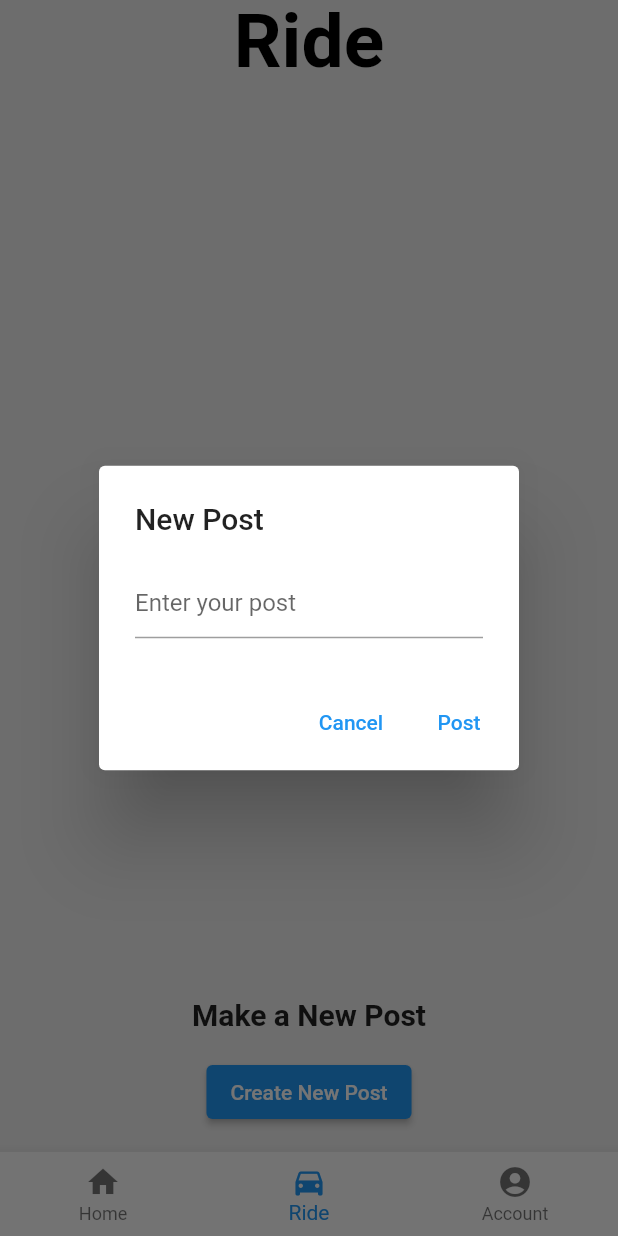
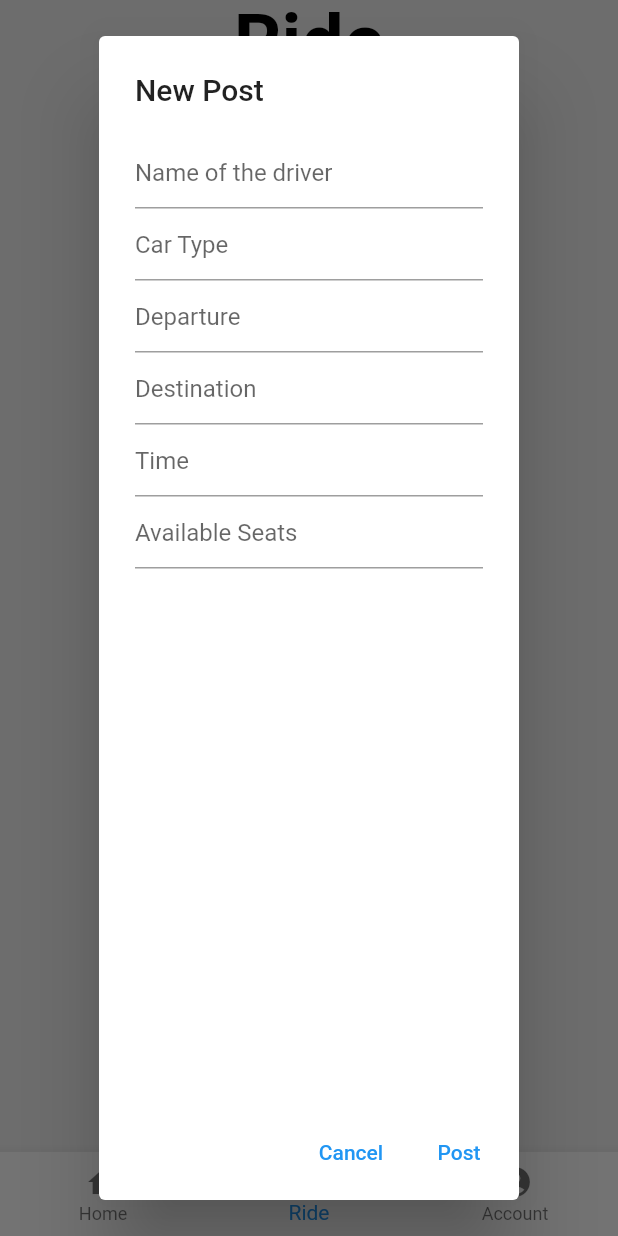
Before and after one commit to SiGMobileUIUC/car_pool_app, a Flutter app: the screen it shows after launch, item 2 of the bottom bar chosen, after a tap on "Create New Post", on a phone screen of 412 x 824 dp. Run offline on Flutter 3.47's test engine with Material 2 defaults, Android fonts, the phone set to English and light mode, and no system bars; our stand-ins replace firebase_auth, firebase_core, image_picker; accounts and stored records are empty.

Commit message:
class creation

```diff
--- /dev/null
+++ b/car_pool_app/lib/CarPoolPostClass.dart
@@ -0,0 +1,18 @@
+class CarPoolPost {
+    final String driverName;
+    final String carType;
+    final String departure;
+    final String destination;
+    final String time;
+    final int availableSeats;
+
+  CarPoolPost({
+    required this.driverName,
+    required this.carType,
+    required this.departure,
+    required this.destination,
+    required this.time,
+    required this.availableSeats,
+  });
+
+}
--- a/car_pool_app/lib/screens/ride.dart
+++ b/car_pool_app/lib/screens/ride.dart
@@ -3,6 +3,7 @@ import 'package:flutter/material.dart';
 //import 'package:firebase_auth/firebase_auth.dart';
 //import 'package:car_pool_app/screens/frontpage.dart';
 import 'homepage.dart';
+import 'package:car_pool_app/CarpoolPostClass.dart';
 
 class RidePage extends StatefulWidget {
   const RidePage({Key? key}) : super(key: key);
@@ -12,8 +13,21 @@ class RidePage extends StatefulWidget {
 
 class _RidePageState extends State<RidePage> {
   int currentIndex = 1; // Added currentIndex variable
-
-  List<String> postings = [];
+  CarPoolPost postDescription = CarPoolPost(
+    driverName: 'Loading...',
+    carType: 'Loading...',
+    departure: 'Loading...',
+    destination: 'Loading...',
+    time: 'Loading...',
+    availableSeats: 0,
+  );
+  String tempName = "";
+  String tempCarType = "";
+  String tempDeparture = "";
+  String tempDestination = "";
+  String tempTime = "";
+  int tempAvailableSeats = 0;
+  List<CarPoolPost> postings = [];
   @override
   Widget build(BuildContext context) {
     return Scaffold(
@@ -39,8 +53,16 @@ class _RidePageState extends State<RidePage> {
             child: ListView.builder(
               itemCount: postings.length,
               itemBuilder: (context, index) {
-                return ListTile(
-                  title: Text(postings[index]),
+                return Card(
+                  child: ListTile(
+                    title: Text(
+                        '${postings[index].departure} to ${postings[index].destination}'),
+                    subtitle: Text(
+                      'Time: ${postings[index].time}\nAvailable Seats: ${postings[index].availableSeats}',
+                    ),
+                    trailing: Text(
+                        'Car Type: ${postings[index].carType}\nDriver: ${postings[index].driverName}'),
+                  ),
                 );
               },
             ),
@@ -64,14 +86,71 @@ class _RidePageState extends State<RidePage> {
                       builder: (BuildContext context) {
                         return AlertDialog(
                           title: const Text('New Post'),
-                          content: TextField(
+                          content: Column(
+                            children: [
+                              TextField(
                                 decoration: const InputDecoration(
-                              hintText: 'Enter your post',
+                                  hintText: 'Name of the driver',
                                 ),
                                 onChanged: (value) {
+                                  tempName = value;
                                   // Update the post value
                                   // You can store the value in a database or a state management solution
                                 },
+                              ),
+                              TextField(
+                                decoration: const InputDecoration(
+                                  hintText: 'Car Type',
+                                ),
+                                onChanged: (value) {
+                                  tempCarType = value;
+                                  // Update the post value
+                                  // You can store the value in a database or a state management solution
+                                },
+                              ),
+                              TextField(
+                                decoration: const InputDecoration(
+                                  hintText: 'Departure',
+                                ),
+                                onChanged: (value) {
+                                  tempDeparture = value;
+                                  // Update the post value
+                                  // You can store the value in a database or a state management solution
+                                },
+                              ),
+                              TextField(
+                                decoration: const InputDecoration(
+                                  hintText: 'Destination',
+                                ),
+                                onChanged: (value) {
+                                  tempDestination = value;
+                                  // Update the post value
+                                  // You can store the value in a database or a state management solution
+                                },
+                              ),
+                              TextField(
+                                keyboardType: TextInputType.datetime,
+                                decoration: const InputDecoration(
+                                  hintText: 'Time',
+                                ),
+                                onChanged: (value) {
+                                  tempTime = value;
+                                  // Update the post value
+                                  // You can store the value in a database or a state management solution
+                                },
+                              ),
+                              TextField(
+                                keyboardType: TextInputType.number,
+                                decoration: const InputDecoration(
+                                  hintText: 'Available Seats',
+                                ),
+                                onChanged: (value) {
+                                  tempAvailableSeats = int.parse(value);
+                                  // Update the post value
+                                  // You can store the value in a database or a state management solution
+                                },
+                              ),
+                            ],
                           ),
                           actions: [
                             TextButton(
@@ -84,7 +163,14 @@ class _RidePageState extends State<RidePage> {
                               onPressed: () {
                                 // Add the new post to the list
                                 setState(() {
-                                  postings.add('New Post');
+                                  postDescription = CarPoolPost(
+                                      driverName: tempName,
+                                      carType: tempCarType,
+                                      departure: tempDeparture,
+                                      destination: tempDestination,
+                                      time: tempTime,
+                                      availableSeats: tempAvailableSeats);
+                                  postings.add(postDescription);
                                 });
                                 Navigator.pop(context);
                               },
```
Also changed, not shown: car_pool_app/lib/screens/homepage.dart (+1 -17 lines). Lines whose indentation alone changed are shown as unchanged.
